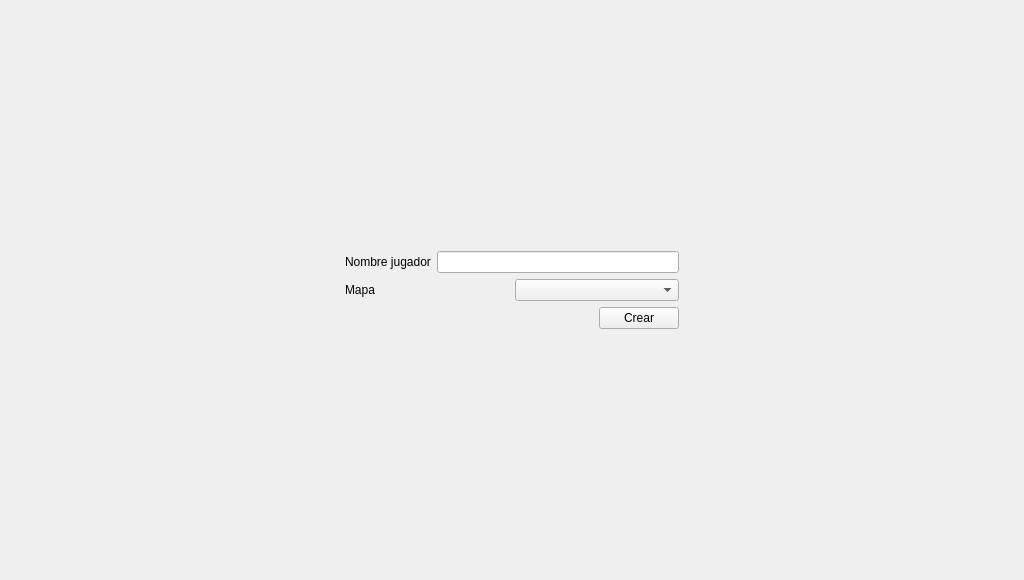
Old version of the form client/ui/crear_partida.ui in the repository ManusaRivi/taller-tp-worms.
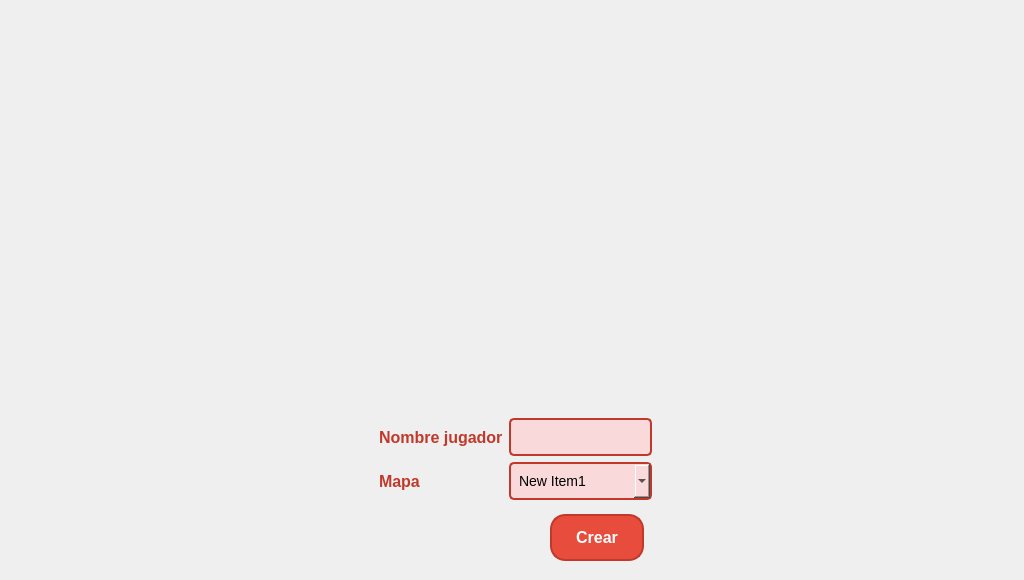
New version of the form. Icons and pictures are not drawn.

Diff of the .ui file:
```diff
--- a/client/ui/crear_partida.ui
+++ b/client/ui/crear_partida.ui
@@ -19,51 +19,126 @@
   <property name="windowTitle">
    <string>Form</string>
   </property>
-  <layout class="QGridLayout" name="gridLayout_4">
-   <item row="0" column="0">
-    <layout class="QGridLayout" name="gridLayout_3">
-     <item row="0" column="1">
-      <spacer name="verticalSpacer">
-       <property name="orientation">
-        <enum>Qt::Vertical</enum>
-       </property>
-       <property name="sizeHint" stdset="0">
-        <size>
-         <width>20</width>
-         <height>40</height>
-        </size>
-       </property>
-      </spacer>
-     </item>
-     <item row="1" column="0">
-      <spacer name="horizontalSpacer_3">
-       <property name="orientation">
-        <enum>Qt::Horizontal</enum>
-       </property>
-       <property name="sizeHint" stdset="0">
-        <size>
-         <width>40</width>
-         <height>20</height>
-        </size>
-       </property>
-      </spacer>
-     </item>
-     <item row="1" column="1">
+  <property name="styleSheet">
+   <string notr="true">QLabel#label_3 {
+	border-image: url(&quot;:res/worms_background.png&quot;)
+}
+
+/* Estilo para QLineEdit */
+QLineEdit {
+    border: 2px solid #c0392b; /* Borde rojo más oscuro */
+    background-color: #f9d9d9; /* Fondo rojo claro (ajusta el color según tus preferencias) */
+    padding: 8px; /* Espaciado interno */
+    border-radius: 5px; /* Bordes menos redondeados */
+    font-size: 14px; /* Tamaño de fuente */
+    font-family: &quot;YourDesiredFont&quot;, sans-serif; /* Cambia &quot;YourDesiredFont&quot; a la tipografía que desees */
+}
+
+/* Estilo para QComboBox */
+QComboBox {
+    border: 2px solid #c0392b; /* Borde rojo más oscuro */
+    background-color: #f9d9d9; /* Fondo rojo claro (ajusta el color según tus preferencias) */
+    padding: 8px; /* Espaciado interno */
+    border-radius: 5px; /* Bordes menos redondeados */
+    font-size: 14px; /* Tamaño de fuente */
+    font-family: &quot;YourDesiredFont&quot;, sans-serif; /* Cambia &quot;YourDesiredFont&quot; a la tipografía que desees */
+}
+
+/* Estilo para el menú desplegable del QComboBox */
+QComboBox QAbstractItemView {
+    border: 2px solid #c0392b; /* Borde rojo más oscuro */
+    background-color: #f9d9d9; /* Fondo rojo claro (ajusta el color según tus preferencias) */
+    selection-background-color: #c0392b; /* Color de fondo al seleccionar */
+}
+
+/* Estilo para QPushButton (Botones) */
+QPushButton#crear {
+    color: white; /* Color del texto */
+    padding: 12px 24px; /* Espaciado interno */
+    text-align: center; /* Alineación del texto */
+    text-decoration: none; /* Decoración del texto */
+    display: inline-block;
+    font-size: 16px; /* Tamaño de fuente */
+    margin: 8px; /* Márgenes */
+    border-radius: 15px; /* Bordes redondeados */
+    font-family: &quot;Arial&quot;, sans-serif; /* Tipo de fuente */
+    font-weight: bold; /* Letras más gruesas */
+}
+
+QPushButton:hover#crear {
+    background-color: #c0392b; /* Cambio de color al pasar el mouse a rojo más oscuro */
+}
+
+QPushButton {
+    background-color: #e74c3c; /* Rojo */
+    border: 2px solid #c0392b; /* Borde rojo más oscuro */
+    color: white; /* Color del texto */
+    padding: 8px 16px; /* Espaciado interno */
+    text-align: center; /* Alineación del texto */
+    text-decoration: none; /* Decoración del texto */
+    font-size: 14px; /* Tamaño de fuente */
+    margin: 4px; /* Márgenes */
+    border-radius: 8px; /* Bordes redondeados */
+    font-family: &quot;YourDesiredFont&quot;, sans-serif; /* Cambia &quot;YourDesiredFont&quot; a la tipografía que desees */
+    font-weight: bold; /* Letras más gruesas */
+}
+
+QPushButton:hover {
+    background-color: #c0392b; /* Cambio de color al pasar el mouse a rojo más oscuro */
+}
+
+/* Estilo para QLabel */
+QLabel {
+    color: #c0392b; /* Rojo */
+    font-size: 16px; /* Tamaño de fuente */
+    font-family: &quot;YourDesiredFont&quot;, sans-serif; /* Cambia &quot;YourDesiredFont&quot; a la tipografía que desees */
+    font-weight: bold; /* Letras más gruesas */
+}
+
+/* Estilo para QMessageBox::warning */
+QMessageBox {
+    border: 2px solid #e74c3c; /* Borde rojo */
+    background-color: #f2dede; /* Fondo rojo claro */
+    color: #a94442; /* Color del texto */
+    font-size: 14px; /* Tamaño de fuente */
+    font-family: &quot;Arial&quot;, sans-serif; /* Tipo de fuente */
+}
+</string>
+  </property>
       <layout class="QGridLayout" name="gridLayout_2">
-       <item row="0" column="0" colspan="2">
+   <item row="0" column="0" rowspan="5" colspan="5">
+    <widget class="QLabel" name="label_3">
+     <property name="text">
+      <string/>
+     </property>
+    </widget>
+   </item>
+   <item row="1" column="3">
+    <spacer name="verticalSpacer">
+     <property name="orientation">
+      <enum>Qt::Vertical</enum>
+     </property>
+     <property name="sizeHint" stdset="0">
+      <size>
+       <width>20</width>
+       <height>389</height>
+      </size>
+     </property>
+    </spacer>
+   </item>
+   <item row="2" column="2" rowspan="3" colspan="2">
+    <layout class="QVBoxLayout" name="verticalLayout_3">
+     <item>
         <layout class="QGridLayout" name="gridLayout">
          <item row="0" column="0">
+        <layout class="QVBoxLayout" name="verticalLayout_2">
+         <item>
           <widget class="QLabel" name="label">
            <property name="text">
             <string>Nombre jugador</string>
            </property>
           </widget>
          </item>
-         <item row="0" column="1">
-          <widget class="QLineEdit" name="lineEdit"/>
-         </item>
-         <item row="1" column="0" colspan="2">
-          <layout class="QHBoxLayout" name="horizontalLayout">
            <item>
             <widget class="QLabel" name="label_2">
              <property name="text">
@@ -71,14 +146,44 @@
              </property>
             </widget>
            </item>
+        </layout>
+       </item>
+       <item row="0" column="1">
+        <layout class="QVBoxLayout" name="verticalLayout">
            <item>
-            <widget class="QComboBox" name="comboBox"/>
-           </item>
+          <widget class="QLineEdit" name="lineEdit"/>
+         </item>
+         <item>
+          <widget class="QComboBox" name="comboBox">
+           <item>
+            <property name="text">
+             <string>New Item1</string>
+            </property>
+           </item>
+           <item>
+            <property name="text">
+             <string>New Item2</string>
+            </property>
+           </item>
+           <item>
+            <property name="text">
+             <string>New Item3</string>
+            </property>
+           </item>
+           <item>
+            <property name="text">
+             <string>New Item4</string>
+            </property>
+           </item>
+          </widget>
+         </item>
           </layout>
          </item>
         </layout>
        </item>
-       <item row="1" column="0">
+     <item>
+      <layout class="QHBoxLayout" name="horizontalLayout">
+       <item>
         <spacer name="horizontalSpacer_2">
          <property name="orientation">
           <enum>Qt::Horizontal</enum>
@@ -91,7 +196,7 @@
          </property>
         </spacer>
        </item>
-       <item row="1" column="1">
+       <item>
         <widget class="QPushButton" name="crear">
          <property name="text">
           <string>Crear</string>
@@ -100,33 +205,33 @@
        </item>
       </layout>
      </item>
-     <item row="1" column="2">
+    </layout>
+   </item>
+   <item row="3" column="4" rowspan="2">
       <spacer name="horizontalSpacer_4">
        <property name="orientation">
         <enum>Qt::Horizontal</enum>
        </property>
        <property name="sizeHint" stdset="0">
         <size>
-         <width>40</width>
+       <width>350</width>
          <height>20</height>
         </size>
        </property>
       </spacer>
      </item>
-     <item row="2" column="1">
-      <spacer name="verticalSpacer_2">
+   <item row="4" column="1">
+    <spacer name="horizontalSpacer_3">
        <property name="orientation">
-        <enum>Qt::Vertical</enum>
+      <enum>Qt::Horizontal</enum>
        </property>
        <property name="sizeHint" stdset="0">
         <size>
-         <width>20</width>
-         <height>40</height>
+       <width>351</width>
+       <height>20</height>
         </size>
        </property>
       </spacer>
-     </item>
-    </layout>
    </item>
   </layout>
  </widget>
```
Lines whose indentation alone changed are shown as unchanged.
